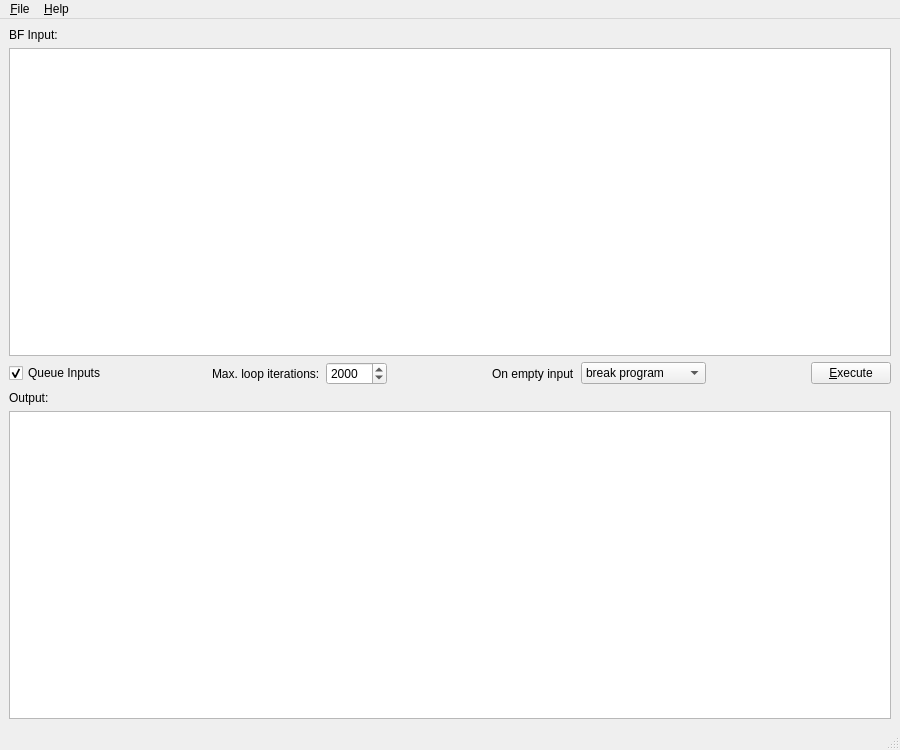
Qt form src/UIMain.ui (jolange/qt-bfint) before a commit.
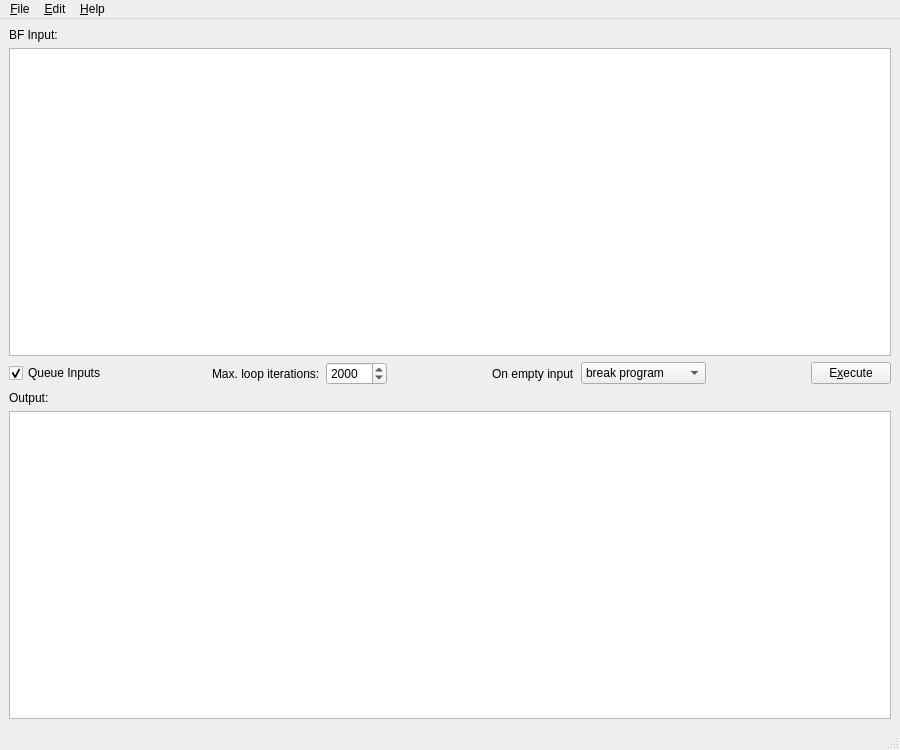
The same form after that commit.

Commit message: edit menu with undo/redo

What changed in the file:
```diff
--- a/src/UIMain.ui
+++ b/src/UIMain.ui
@@ -190,7 +190,7 @@
          <string>Shortcut: F5</string>
         </property>
         <property name="text">
-         <string>&amp;Execute</string>
+         <string>E&amp;xecute</string>
         </property>
         <property name="shortcut">
          <string>F5</string>
@@ -239,7 +239,15 @@
     </property>
     <addaction name="actionAbout"/>
    </widget>
+   <widget class="QMenu" name="menuEdit">
+    <property name="title">
+     <string>&amp;Edit</string>
+    </property>
+    <addaction name="actionUndo"/>
+    <addaction name="actionRedo"/>
+   </widget>
    <addaction name="menuFile"/>
+   <addaction name="menuEdit"/>
    <addaction name="menuHelp"/>
   </widget>
   <widget class="QStatusBar" name="statusbar"/>
```
Left out of the diff: 27 changed lines with no effect on the pictures. The commit also changes 2 other files.
